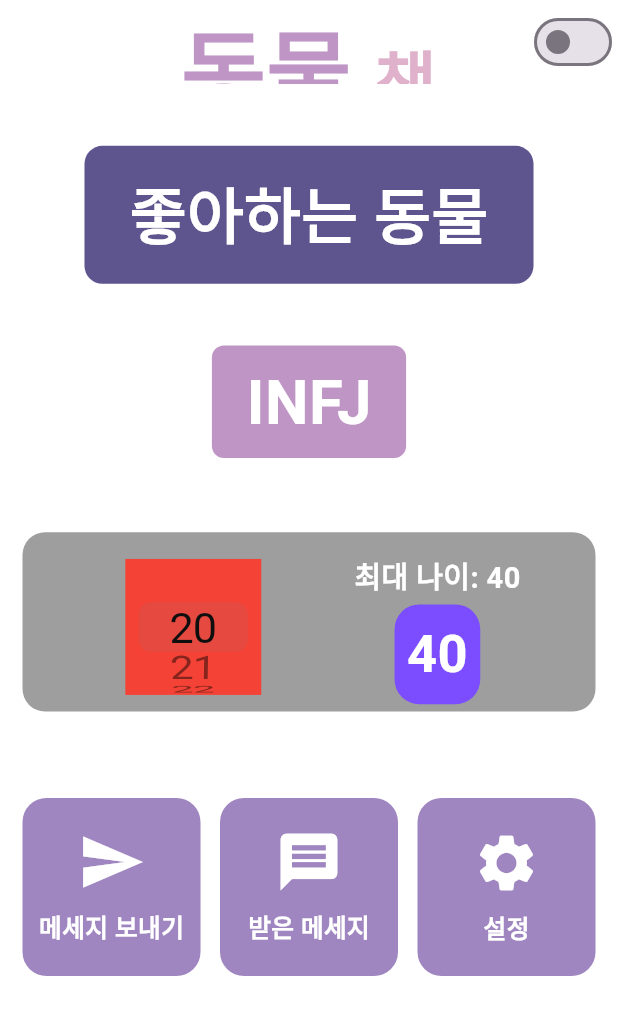
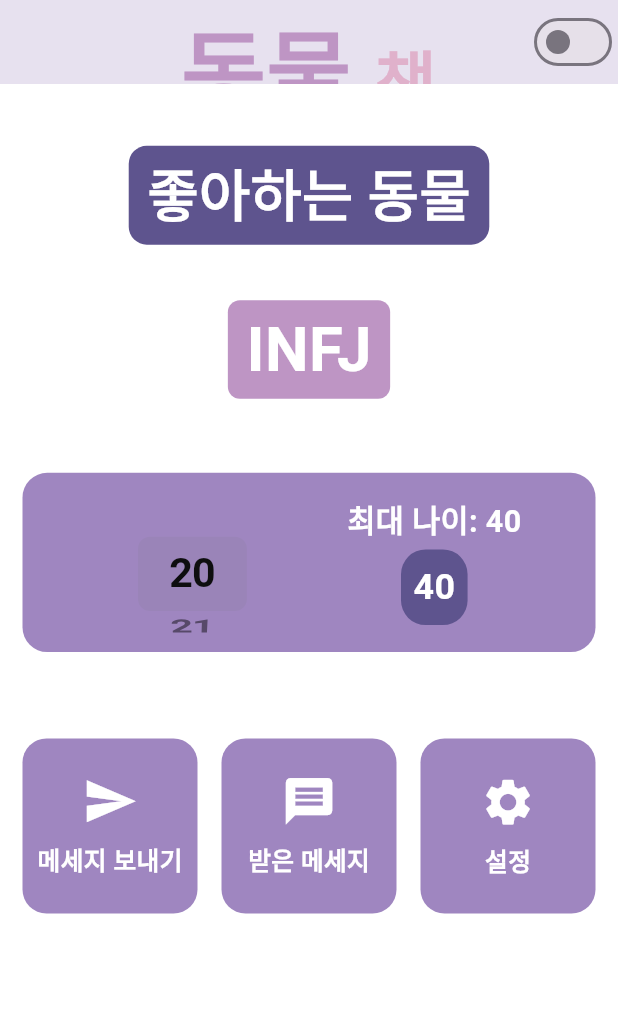
Before and after one commit to KIMSSEUNG/ChatPRJ, a Flutter app: the screen it shows after launch, after a tap on an icon or button, on a phone screen of 412 x 824 dp. Shown: the top 1015 px of the screen. Run offline on Flutter 3.47's test engine with Material 3 defaults, Android fonts, the phone set to English and light mode, and no system bars.

Commit message:
25-01-18 main화면 UI 비율 수정을 위한 추가 작업

```diff
--- a/lib/main.dart
+++ b/lib/main.dart
@@ -15,8 +15,16 @@ class _AnimalChatAppState extends State<AnimalChatApp> {
   int selectedMinAge = 20; // 설정 최소 나이 불러오기
   int selectedMaxAge = 40; // 설정 최대 나이 불러오기
 
+  // MediaQuery 비율 값으로 final 변수 정의
+  double _height = 0.0;
+  double _width = 0.0;
+
   @override
   Widget build(BuildContext context) {
+    // 화면 크기 기반 비율 계산
+    _height = MediaQuery.of(context).size.height;
+    _width = MediaQuery.of(context).size.width;
+
     return MaterialApp(
       theme: ThemeData(
         brightness: isDarkMode ? Brightness.dark : Brightness.light,
@@ -26,7 +34,7 @@ class _AnimalChatAppState extends State<AnimalChatApp> {
         backgroundColor: isDarkMode ? Colors.black : Colors.white,
         appBar: AppBar(
           elevation: 0,
-          backgroundColor: Colors.transparent,
+          backgroundColor: Color(0xFF9F86C0).withOpacity(0.25),
           flexibleSpace: Center(
             child: RichText(
               text: TextSpan(
@@ -35,7 +43,7 @@ class _AnimalChatAppState extends State<AnimalChatApp> {
                     text: '동물 ',
                     style: TextStyle(
                       color: Color(0xFFBE95C4),
-                      fontSize: MediaQuery.of(context).size.width * 0.15,
+                      fontSize: _width * 0.15,
                       fontWeight: FontWeight.bold,
                     ),
                   ),
@@ -43,7 +51,7 @@ class _AnimalChatAppState extends State<AnimalChatApp> {
                     text: '챗',
                     style: TextStyle(
                       color: Color(0xFFE0B1CB),
-                      fontSize: MediaQuery.of(context).size.width * 0.11,
+                      fontSize: _width * 0.11,
                       fontWeight: FontWeight.bold,
                     ),
                   ),
@@ -68,10 +76,10 @@ class _AnimalChatAppState extends State<AnimalChatApp> {
           child: Column(
             crossAxisAlignment: CrossAxisAlignment.center,
             children: [
-              SizedBox(height: MediaQuery.of(context).size.height * 0.05),
+              SizedBox(height: _height * 0.05),
               // 좋아하는 동물
               Container(
-                padding: EdgeInsets.symmetric(horizontal: 30, vertical: 15),
+                padding: EdgeInsets.symmetric(horizontal: _width*0.03, vertical: _height*0.006),
                 decoration: BoxDecoration(
                   color: Color(0xFF5E548E), // 박스 배경색
                   borderRadius: BorderRadius.circular(12), // 둥근 모서리
@@ -79,16 +87,16 @@ class _AnimalChatAppState extends State<AnimalChatApp> {
                 child: Text(
                   '좋아하는 동물',
                   style: TextStyle(
-                    fontSize: MediaQuery.of(context).size.width * 0.1,
+                    fontSize: _width * 0.09,
                     fontWeight: FontWeight.bold,
                     color: Colors.white, // 텍스트 색상 (가독성 위해 흰색)
                   ),
                 ),
               ),
-              SizedBox(height: MediaQuery.of(context).size.height * 0.05),
+              SizedBox(height: _height * 0.045),
               // INFJ
               Container(
-                padding: EdgeInsets.symmetric(horizontal: 23, vertical: 8),
+                padding: EdgeInsets.symmetric(horizontal: _width*0.03, vertical: _height*0.004),
                 decoration: BoxDecoration(
                   color: Color(0xFFBE95C4), // 박스 배경색
                   borderRadius: BorderRadius.circular(8), // 둥근 모서리
@@ -96,15 +104,14 @@ class _AnimalChatAppState extends State<AnimalChatApp> {
                 child: Text(
                   'INFJ',
                   style: TextStyle(
-                    fontSize: MediaQuery.of(context).size.width * 0.1,
+                    fontSize: _width * 0.1,
                     fontWeight: FontWeight.bold,
                     color: Colors.white, // 텍스트 색상 (가독성 위해 흰색)
                   ),
                 ),
               ),
-
               SizedBox(
-                height: MediaQuery.of(context).size.height * 0.06,
+                height: _height * 0.06,
               ),
               // 나이 선택 위젯 호출
               AgeSelector(
@@ -117,12 +124,11 @@ class _AnimalChatAppState extends State<AnimalChatApp> {
                 //   });
                 // },
               ),
-
-              SizedBox(height: MediaQuery.of(context).size.height * 0.07),
+              SizedBox(height: _height * 0.07),
               Expanded(
                 child: GridView.count(
                   crossAxisCount: 3,  // 한 줄에 3개의 항목
-                  crossAxisSpacing: 13,  // 항목들 간의 가로 간격
+                  crossAxisSpacing: 16,  // 항목들 간의 가로 간격
                   childAspectRatio: 1,  // 각 항목의 가로:세로 비율
                   children: [
                     _buildIconButton(Icons.send, '메세지 보내기'),
@@ -151,13 +157,13 @@ class _AnimalChatAppState extends State<AnimalChatApp> {
         child: Column(
           mainAxisAlignment: MainAxisAlignment.center, // 아이콘과 텍스트 정렬
           children: [
-              Icon(icon, size: MediaQuery.of(context).size.width * 0.11, color: Colors.white), // 아이콘
-              SizedBox(height: MediaQuery.of(context).size.height * 0.01), // 아이콘과 텍스트 간격
+            Icon(icon, size: _width * 0.09, color: Colors.white), // 아이콘
+            SizedBox(height: _height * 0.01), // 아이콘과 텍스트 간격
             Text(
               label,
               style: TextStyle(
                 color: Colors.white, // 텍스트 색
-                  fontSize: MediaQuery.of(context).size.width * 0.04,
+                fontSize: _width * 0.04,
                 fontWeight: FontWeight.bold,
               ),
             ),
--- a/lib/util/age_selector.dart
+++ b/lib/util/age_selector.dart
@@ -8,29 +8,46 @@ class AgeSelector extends StatelessWidget {
 
   @override
   Widget build(BuildContext context) {
+    // 화면 너비와 높이 가져오기
+    double screenWidth = MediaQuery.of(context).size.width;
+    double screenHeight = MediaQuery.of(context).size.height;
+    double maxHeight = screenHeight * 0.145;
+
     return Container(
       child: Column(
         children: [
           Container(
-            height: MediaQuery.of(context).size.height * 0.145, // 화면 높이의 10%
+            width: screenWidth, // 화면 너비에 맞춤
+            height: maxHeight, // 화면 높이의 14.5%로 높이 설정
             decoration: BoxDecoration(
-              color: Colors.grey,
-              borderRadius: BorderRadius.circular(15),
+              color: Color(0xFF9f86c0),
+              borderRadius: BorderRadius.circular(screenWidth * 0.04), // 화면 너비의 4% 라디우스
             ),
             child: Row(
               mainAxisAlignment: MainAxisAlignment.spaceBetween,
               children: [
                 Padding(
-                    padding: const EdgeInsets.only(left: 50.0 , top: 15 ),
-                    child:
-                      MinAgePicker(minimumAge: minimumAge, maximumAge: maximumAge)
-                )
-                ,
+                  padding: EdgeInsets.only(
+                    left: screenWidth * 0.12, // 화면 너비의 12% 왼쪽 패딩
+                    top: screenHeight * 0.02, // 화면 높이의 2% 위쪽 패딩
+                  ),
+                  child: MinAgePicker(
+                    minimumAge: minimumAge,
+                    maximumAge: maximumAge,
+                    parentHeight: maxHeight,
+                  ),
+                ),
                 Padding(
-                  padding: const EdgeInsets.only(right: 50.0 , top: 15),
-                  child:
-                    MaxAgePicker(minimumAge: minimumAge, maximumAge: maximumAge),
-                )
+                  padding: EdgeInsets.only(
+                    right: screenWidth * 0.12, // 화면 너비의 12% 오른쪽 패딩
+                    top: screenHeight * 0.02, // 화면 높이의 2% 위쪽 패딩
+                  ),
+                  child: MaxAgePicker(
+                    minimumAge: minimumAge,
+                    maximumAge: maximumAge,
+                    parentHeight: maxHeight,
+                  ),
+                ),
               ],
             ),
           ),
--- a/lib/util/max_age_picker.dart
+++ b/lib/util/max_age_picker.dart
@@ -4,8 +4,9 @@ import 'package:flutter/material.dart';
 class MaxAgePicker extends StatefulWidget {
   final int minimumAge;
   final int maximumAge;
+  final double parentHeight;
 
-  MaxAgePicker({required this.minimumAge, required this.maximumAge});
+  MaxAgePicker({required this.minimumAge, required this.maximumAge , required this.parentHeight});
 
   @override
   _MaxAgePickerState createState() => _MaxAgePickerState();
@@ -18,8 +19,8 @@ class _MaxAgePickerState extends State<MaxAgePicker> {
   @override
   Widget build(BuildContext context) {
     // 화면 너비와 높이 변수 설정
-    double screenWidth = MediaQuery.of(context).size.width;
-    double screenHeight = MediaQuery.of(context).size.height;
+    double screenWidth =  MediaQuery.of(context).size.width;
+    double screenHeight = widget.parentHeight;
 
     return GestureDetector(
       onTap: () {
@@ -38,22 +39,22 @@ class _MaxAgePickerState extends State<MaxAgePicker> {
           Text(
             '최대 나이: ${widget.maximumAge - selectedIndex}',
             style: TextStyle(
-              fontSize: screenWidth * 0.047, // 화면 너비의 4.7%를 텍스트 크기로 설정
+              fontSize: screenHeight * 0.17,
               color: Colors.white,
               fontWeight: FontWeight.bold,
             ),
           ),
-          SizedBox(height: screenHeight * 0.005), // 화면 높이의 0.5% 여백 추가
+          SizedBox(height: screenHeight * 0.03), // 화면 높이의 0.5% 여백 추가
           Container(
             padding: EdgeInsets.all(screenWidth * 0.02), // 화면 너비의 2% 내부 여백
             decoration: BoxDecoration(
-              color: Colors.deepPurpleAccent, // 배경색 설정
+              color: Color(0xFF5e548e), // 배경색 설정
               borderRadius: BorderRadius.circular(screenWidth * 0.04), // 화면 너비의 4% 둥근 모서리
             ),
             child: Text(
               '${widget.maximumAge - selectedIndex}',
               style: TextStyle(
-                fontSize: screenWidth * 0.085,
+                fontSize: screenHeight * 0.2,
                 color: Colors.white,
                 fontWeight: FontWeight.bold,
               ),
@@ -70,6 +71,7 @@ class _MaxAgePickerState extends State<MaxAgePicker> {
           startValue: widget.maximumAge,
           itemCount: widget.maximumAge - widget.minimumAge + 1,
           selectedIndex: selectedIndex,
+          screenHeight: screenHeight,
           onIndexChanged: (index) {
             setState(() {
               selectedIndex = index;
@@ -85,17 +87,18 @@ class _MaxAgePickerState extends State<MaxAgePicker> {
     required int startValue,
     required int itemCount,
     required int selectedIndex,
+    required double screenHeight,
     required ValueChanged<int> onIndexChanged,
     bool isDescending = false,
   }) {
     double screenWidth = MediaQuery.of(context).size.width;
 
     return Container(
-      height: screenWidth * 0.22, // 화면 너비의 18% 높이 설정
+      height: screenHeight * 0.7, // 화면 너비의 18% 높이 설정
       width: screenWidth * 0.22, // 화면 너비의 18% 너비 설정
       child: CupertinoPicker(
         itemExtent: screenWidth * 0.12, // 화면 너비의 8%를 아이템 높이로 설정
-        backgroundColor: Colors.blue,
+        backgroundColor: Colors.transparent, // Picker 배경을 투명하게 설정
         onSelectedItemChanged: onIndexChanged,
         children: List.generate(itemCount, (index) {
           int value = isDescending ? startValue - index : startValue + index;
@@ -104,7 +107,8 @@ class _MaxAgePickerState extends State<MaxAgePicker> {
               value.toString(),
               style: TextStyle(
                 color: Colors.black,
-                fontSize: screenWidth * 0.07, // 화면 너비의 4% 텍스트 크기
+                  fontSize: screenHeight * 0.23,
+                fontWeight: FontWeight.bold
               ),
             ),
           );
--- a/lib/util/min_age_picker.dart
+++ b/lib/util/min_age_picker.dart
@@ -4,8 +4,9 @@ import 'package:flutter/material.dart';
 class MinAgePicker extends StatefulWidget {
   final int minimumAge;
   final int maximumAge;
+  final double parentHeight;
 
-  MinAgePicker({required this.minimumAge, required this.maximumAge});
+  MinAgePicker({required this.minimumAge, required this.maximumAge , required this.parentHeight});
 
   @override
   _MinAgePickerState createState() => _MinAgePickerState();
@@ -19,7 +20,7 @@ class _MinAgePickerState extends State<MinAgePicker> {
   Widget build(BuildContext context) {
     // 화면 너비와 높이를 변수로 정의
     double screenWidth = MediaQuery.of(context).size.width;
-    double screenHeight = MediaQuery.of(context).size.height;
+    double screenHeight = widget.parentHeight;
 
     return GestureDetector(
       onTap: () {
@@ -38,22 +39,22 @@ class _MinAgePickerState extends State<MinAgePicker> {
           Text(
             '최소 나이: ${widget.minimumAge + selectedIndex}',
             style: TextStyle(
-              fontSize: screenWidth * 0.047, // 화면 너비의 4.7%를 텍스트 크기로 설정
+              fontSize: screenHeight * 0.17,
               color: Colors.white,
               fontWeight: FontWeight.bold,
             ),
           ),
-          SizedBox(height: screenHeight * 0.005), // 화면 높이의 0.5% 여백 추가
+          SizedBox(height: screenHeight * 0.03), // 화면 높이의 0.5% 여백 추가
           Container(
             padding: EdgeInsets.all(screenWidth * 0.02), // 화면 너비의 2% 패딩
             decoration: BoxDecoration(
-              color: Colors.deepPurpleAccent, // 배경색 설정
+              color: Color(0xFF5e548e), // 배경색 설정
               borderRadius: BorderRadius.circular(screenWidth * 0.04), // 화면 너비의 4% 반경
             ),
             child: Text(
               '${widget.minimumAge + selectedIndex}',
               style: TextStyle(
-                fontSize: screenWidth * 0.085, // 화면 너비의 9% 텍스트 크기
+                fontSize: screenHeight * 0.2,
                 color: Colors.white,
                 fontWeight: FontWeight.bold,
               ),
@@ -70,6 +71,7 @@ class _MinAgePickerState extends State<MinAgePicker> {
           startValue: widget.minimumAge,
           itemCount: widget.maximumAge - widget.minimumAge + 1,
           selectedIndex: selectedIndex,
+          screenHeight: screenHeight,
           onIndexChanged: (index) {
             setState(() {
               selectedIndex = index;
@@ -84,16 +86,17 @@ class _MinAgePickerState extends State<MinAgePicker> {
     required int startValue,
     required int itemCount,
     required int selectedIndex,
+    required double screenHeight,
     required ValueChanged<int> onIndexChanged,
   }) {
     double screenWidth = MediaQuery.of(context).size.width;
 
     return Container(
-      height: screenWidth * 0.22, // 화면 너비의 18% 높이 설정
+      height: screenHeight * 0.7, // 화면 너비의 18% 높이 설정
       width: screenWidth * 0.22, // 화면 너비의 18% 너비 설정
       child: CupertinoPicker(
-        itemExtent: screenWidth * 0.08, // 화면 너비의 8%를 아이템 높이로 설정
-        backgroundColor: Colors.red,
+        itemExtent: screenWidth * 0.12, // 화면 너비의 8%를 아이템 높이로 설정
+        backgroundColor: Colors.transparent, // Picker 배경을 투명하게 설정
         onSelectedItemChanged: onIndexChanged,
         children: List.generate(itemCount, (index) {
           return Center(
@@ -101,7 +104,8 @@ class _MinAgePickerState extends State<MinAgePicker> {
               (startValue + index).toString(),
               style: TextStyle(
                 color: Colors.black,
-                fontSize: screenWidth * 0.07, // 화면 너비의 4% 텍스트 크기
+                  fontSize: screenHeight * 0.23,
+                fontWeight: FontWeight.bold
               ),
             ),
           );
```
Lines whose indentation alone changed are shown as unchanged.
